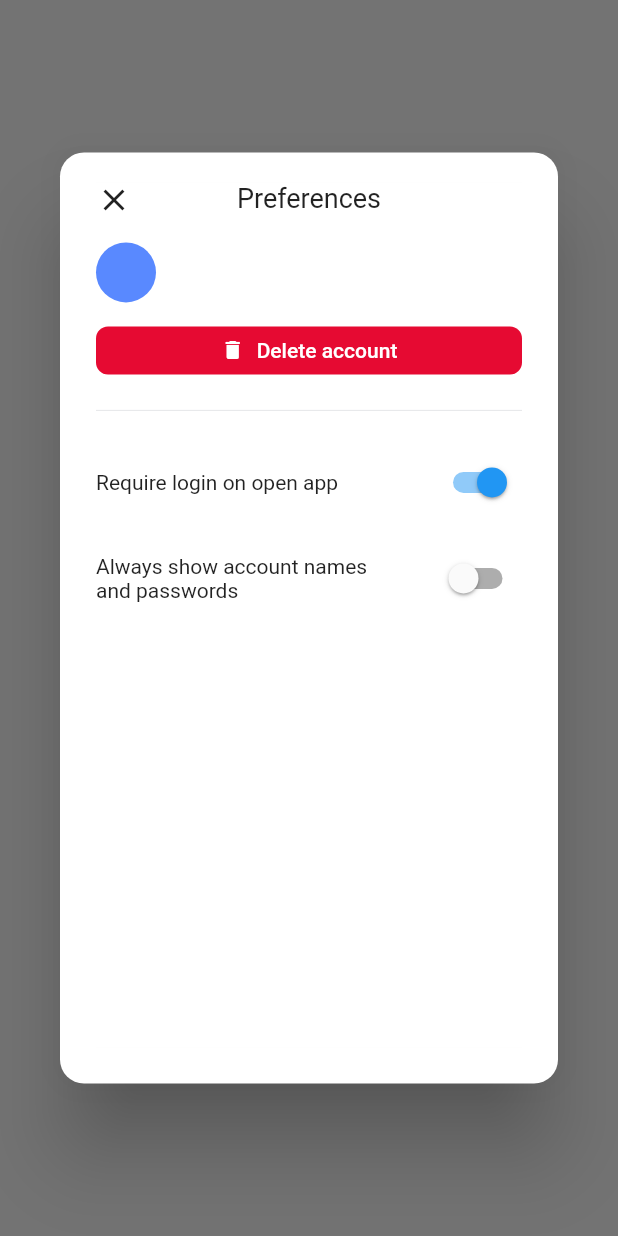
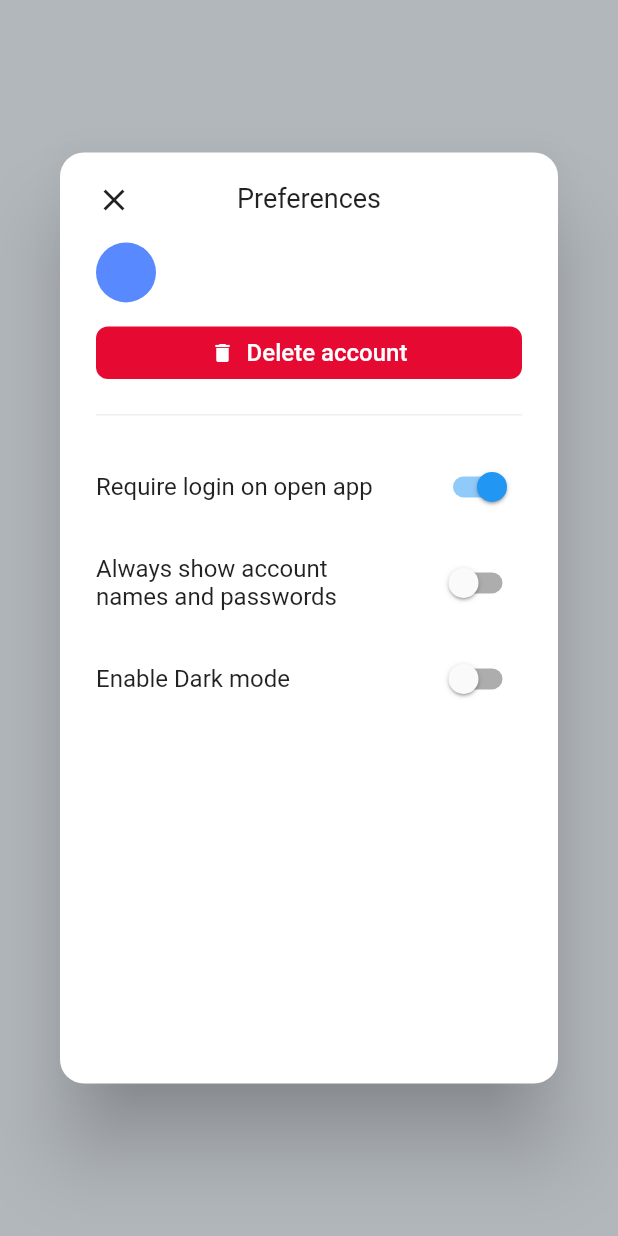
Before and after one commit to ngthailam/flutter_password_saver, a Flutter app: what showPreferencePage() shows on an empty page, opened directly, on a phone screen of 412 x 824 dp. Run offline on Flutter 3.47's test engine with Material 2 defaults, Android fonts, the phone set to English and light mode, and no system bars; our stand-ins replace copy_with_extension, equatable, flutter_bloc, flutter_secure_storage, flutter_slidable, flutter_svg and 7 more; missing offline and left inert: local_auth_platform_interface; accounts and stored records are empty.

Commit message:
Add enable dark mode feature

```diff
--- a/lib/data/datasource/account_preference_local_data_source.dart
+++ b/lib/data/datasource/account_preference_local_data_source.dart
@@ -10,6 +10,8 @@ abstract class AccountPreferenceLocalDataSource {
   Future<void> saveAlwaysShowPassword(bool alwaysShow);
 
   Future<void> deleteAll();
+
+  Future<void> enableDarkMode(bool enable);
 }
 
 @Injectable(as: AccountPreferenceLocalDataSource)
@@ -25,6 +27,9 @@ class AccountPreferenceLocalDataSourceImpl
           sharedPrefs.getBool(AccountPreferenceEntity.keyRequireLogin) ?? true,
       alwaysShowPasswords:
           sharedPrefs.getBool(AccountPreferenceEntity.keyAlwaysShowPasswords) ??
+              false,
+      enableDarkMode:
+          sharedPrefs.getBool(AccountPreferenceEntity.keyEnableDarkMode) ??
               false,
     );
   }
@@ -47,4 +52,11 @@ class AccountPreferenceLocalDataSourceImpl
     final sharedPrefs = await _prefs;
     sharedPrefs.clear();
   }
+
+  @override
+  Future<void> enableDarkMode(bool enable) async {
+    final sharedPrefs = await _prefs;
+    sharedPrefs.setBool(
+        AccountPreferenceEntity.keyEnableDarkMode, enable);
+  }
 }
--- a/lib/domain/model/account_preference.dart
+++ b/lib/domain/model/account_preference.dart
@@ -1,11 +1,13 @@
 import 'package:copy_with_extension/copy_with_extension.dart';
+import 'package:equatable/equatable.dart';
 
 part 'account_preference.g.dart';
 
 @CopyWith()
-class AccountPreference {
+class AccountPreference extends Equatable {
   static const requireLoginDefault = true;
   static const alwaysShowPasswordsDefault = false;
+  static const enableDarkModeDefault = false;
 
   AccountPreference({this.items = defaultPrefItems});
 
@@ -19,6 +21,10 @@ class AccountPreference {
     AccountPreferenceItem(
       name: PreferenceName.alwaysShowPass,
       value: alwaysShowPasswordsDefault,
+    ),
+    AccountPreferenceItem(
+      name: PreferenceName.enableDarkMode,
+      value: enableDarkModeDefault,
     ),
   ];
 
@@ -39,17 +45,27 @@ class AccountPreference {
     final matchingItems = items.where((element) => element.name == name);
     return matchingItems.isEmpty ? null : matchingItems.first;
   }
+
+  @override
+  List<Object?> get props => [items];
 }
 
 enum PreferenceName {
   requirePass,
   alwaysShowPass,
+  enableDarkMode,
 }
 
 @CopyWith()
-class AccountPreferenceItem {
+class AccountPreferenceItem extends Equatable {
   const AccountPreferenceItem({required this.name, this.value});
 
   final PreferenceName name;
   final dynamic value;
+
+  @override
+  List<Object?> get props => [
+    name,
+    value,
+  ];
 }
--- a/lib/main.dart
+++ b/lib/main.dart
@@ -1,6 +1,7 @@
 import 'package:flutter/material.dart';
 import 'package:flutter_password_saver/initializer/hive_initializer.dart';
 import 'package:flutter_password_saver/presentation/page/gateway/gateway_page.dart';
+import 'package:flutter_password_saver/presentation/values/colors.dart';
 import 'package:flutter_password_saver/presentation/widget/hot_restart_widget.dart';
 import 'package:flutter_password_saver/util/app_router.dart';
 import 'package:flutter_svg/svg.dart';
@@ -31,6 +32,9 @@ void main() async {
 class MyApp extends StatefulWidget {
   const MyApp({Key? key}) : super(key: key);
 
+  static final ValueNotifier<ThemeMode> themeNotifier =
+      ValueNotifier(ThemeMode.dark);
+
   @override
   State<MyApp> createState() => _MyAppState();
 }
@@ -48,18 +52,27 @@ class _MyAppState extends State<MyApp> {
   @override
   Widget build(BuildContext context) {
     return HotRestart(
-      child: MaterialApp(
+      child: ValueListenableBuilder<ThemeMode>(
+        valueListenable: MyApp.themeNotifier,
+        builder: (_, currentMode, __) {
+          return MaterialApp(
             debugShowCheckedModeBanner: false,
-        title: 'Title of Application',
+            title: 'Password Saver',
             navigatorObservers: [routeObserver],
             theme: ThemeData(
-          primarySwatch: Colors.blue,
+              primaryColor: AppColors.blue500,
               visualDensity: VisualDensity.adaptivePlatformDensity,
+              scaffoldBackgroundColor: AppColors.white500,
+              brightness: Brightness.light,
             ),
+            darkTheme: ThemeData.dark().copyWith(),
+            themeMode: currentMode,
             onGenerateRoute: (RouteSettings settings) =>
                 AppRouter.generateRoute(settings),
             initialRoute: getInitialRoute(),
             home: const GatewayPage(),
+          );
+        },
       ),
     );
   }
--- a/lib/presentation/page/password/list/password_page.dart
+++ b/lib/presentation/page/password/list/password_page.dart
@@ -120,6 +120,7 @@ class _PasswordPageState extends State<PasswordPage> with RouteAware {
         padding: const EdgeInsets.all(16),
         child: FloatingActionButton(
           backgroundColor: AppColors.blue500,
+          foregroundColor: AppColors.white500,
           child: const Icon(Icons.add),
           onPressed: _goToSavePassword,
         ),
--- a/lib/presentation/page/preferences/bloc/preferences_bloc.dart
+++ b/lib/presentation/page/preferences/bloc/preferences_bloc.dart
@@ -18,45 +18,13 @@ class PreferencesBloc extends Bloc<PreferenceEvent, PreferenceState> {
     this._deleteAccountUseCase,
   ) : super(PreferenceState()) {
     on<PreferenceInitEvent>(_initialize);
-    on<PreferenceSaveRequireLoginEvent>(_saveRequirePassword);
-    on<PreferenceSaveAlwaysShowPasswordEvent>(_saveAlwaysShowPasswords);
+    on<SavePreferenceEvent>(_savePreference);
     on<DeleteAccountEvent>(_deleteAccount);
   }
 
   final AccountPreferenceUseCase _accountPreferenceUseCase;
   final GetCurrentAccountUseCase _getCurrentAccountUseCase;
   final DeleteAccountUseCase _deleteAccountUseCase;
-
-  FutureOr<void> _saveRequirePassword(
-    PreferenceSaveRequireLoginEvent event,
-    Emitter<PreferenceState> emit,
-  ) async {
-    await _accountPreferenceUseCase.saveRequireLogin(event.requirePassOnLogin);
-    emit(
-      state.copyWith(
-        preference: state.preference?.copyWithNewItem(AccountPreferenceItem(
-          name: PreferenceName.requirePass,
-          value: event.requirePassOnLogin,
-        )),
-      ),
-    );
-  }
-
-  FutureOr<void> _saveAlwaysShowPasswords(
-    PreferenceSaveAlwaysShowPasswordEvent event,
-    Emitter<PreferenceState> emit,
-  ) async {
-    await _accountPreferenceUseCase
-        .saveAlwaysShowPassword(event.alwaysShowPasswords);
-    emit(
-      state.copyWith(
-        preference: state.preference?.copyWithNewItem(AccountPreferenceItem(
-          name: PreferenceName.alwaysShowPass,
-          value: event.alwaysShowPasswords,
-        )),
-      ),
-    );
-  }
 
   FutureOr<void> _initialize(
     PreferenceInitEvent event,
@@ -88,4 +56,16 @@ class PreferencesBloc extends Bloc<PreferenceEvent, PreferenceState> {
       emit(state.copyWith(deleteLoadState: LoadState.failure));
     }
   }
+
+  FutureOr<void> _savePreference(
+    SavePreferenceEvent event,
+    Emitter<PreferenceState> emit,
+  ) async {
+    await _accountPreferenceUseCase.saveAccountPreference(
+      name: event.name,
+      value: event.value,
+    );
+    final preferences = await _accountPreferenceUseCase.getAccountPrefs();
+    emit(state.copyWith(preference: preferences));
+  }
 }
--- a/lib/presentation/page/preferences/bloc/preferences_event.dart
+++ b/lib/presentation/page/preferences/bloc/preferences_event.dart
@@ -1,17 +1,14 @@
+import 'package:flutter_password_saver/domain/model/account_preference.dart';
+
 abstract class PreferenceEvent {}
 
 class PreferenceInitEvent extends PreferenceEvent {}
 
-class PreferenceSaveRequireLoginEvent extends PreferenceEvent {
-  PreferenceSaveRequireLoginEvent(this.requirePassOnLogin);
+class SavePreferenceEvent extends PreferenceEvent {
+  SavePreferenceEvent({required this.name, required this.value});
 
-  final bool requirePassOnLogin;
-}
-
-class PreferenceSaveAlwaysShowPasswordEvent extends PreferenceEvent {
-  PreferenceSaveAlwaysShowPasswordEvent(this.alwaysShowPasswords);
-
-  final bool alwaysShowPasswords;
+  final PreferenceName name;
+  final dynamic value;
 }
 
 class DeleteAccountEvent extends PreferenceEvent {}
--- a/lib/presentation/page/preferences/preferences_page.dart
+++ b/lib/presentation/page/preferences/preferences_page.dart
@@ -14,13 +14,16 @@ import 'package:flutter_password_saver/presentation/widget/delete_account_button
 import 'package:flutter_password_saver/presentation/widget/hot_restart_widget.dart';
 import 'package:flutter_password_saver/presentation/widget/loading_indicator.dart';
 import 'package:flutter_password_saver/presentation/widget/platform_switch_widget.dart';
+import 'package:flutter_password_saver/util/theme_util.dart';
 
 Future<void> showPreferencePage(BuildContext context) {
   return showDialog(
     context: context,
     barrierDismissible: true,
+    barrierColor: AppColors.ink300,
     builder: (context) {
       return AlertDialog(
+        backgroundColor: Theme.of(context).scaffoldBackgroundColor,
         shape: RoundedRectangleBorder(borderRadius: BorderRadius.circular(16)),
         content: const PreferencesPage(),
       );
@@ -46,11 +49,10 @@ class _PreferencesPageState extends State<PreferencesPage> {
 
   @override
   Widget build(BuildContext context) {
-    return Material(
-      child: Container(
+    return Container(
       height: MediaQuery.of(context).size.height * 0.7,
       width: MediaQuery.of(context).size.height * 0.9,
-        color: AppColors.white500,
+      color: Theme.of(context).scaffoldBackgroundColor,
       child: BlocProvider(
         create: (context) => _bloc..add(PreferenceInitEvent()),
         child: BlocConsumer<PreferencesBloc, PreferenceState>(
@@ -64,6 +66,14 @@ class _PreferencesPageState extends State<PreferencesPage> {
               if (state.deleteLoadState == LoadState.failure) {
                 context.showErrorSnackBar('Delete failed');
               }
+            }
+
+            final isEnableDarkMode = state.preference?.items
+                .firstWhere(
+                    (element) => element.name == PreferenceName.enableDarkMode)
+                .value as bool;
+            if (isEnableDarkMode != isDarkMode()) {
+              changeThemeMode();
             }
           }),
           builder: (context, state) {
@@ -91,7 +101,6 @@ class _PreferencesPageState extends State<PreferencesPage> {
                 return const SizedBox.shrink();
             }
           },
-          ),
         ),
       ),
     );
@@ -189,6 +198,8 @@ class _PreferencesPageState extends State<PreferencesPage> {
         return const Text('Require login on open app');
       case PreferenceName.alwaysShowPass:
         return const Text('Always show account names and passwords');
+      case PreferenceName.enableDarkMode:
+        return const Text('Enable Dark mode');
       default:
         return const SizedBox.shrink();
     }
@@ -216,16 +227,9 @@ class _PreferencesPageState extends State<PreferencesPage> {
               child: PlatformSwitch(
                 value: prefItem.value as bool,
                 onChanged: (value) {
-                  switch (prefItem.name) {
-                    case PreferenceName.requirePass:
-                      _bloc.add(PreferenceSaveRequireLoginEvent(value));
-                      break;
-                    case PreferenceName.alwaysShowPass:
-                      _bloc.add(PreferenceSaveAlwaysShowPasswordEvent(value));
-                      break;
-                    default:
-                      break;
-                  }
+                  _bloc.add(
+                    SavePreferenceEvent(name: prefItem.name, value: value),
+                  );
                 },
               ),
             ),
--- a/lib/presentation/widget/primary_text_input.dart
+++ b/lib/presentation/widget/primary_text_input.dart
@@ -1,5 +1,6 @@
 import 'package:flutter/material.dart';
 import 'package:flutter_password_saver/presentation/values/colors.dart';
+import 'package:flutter_password_saver/util/theme_util.dart';
 
 class PrimaryTextInput extends StatelessWidget {
   const PrimaryTextInput({
@@ -42,7 +43,9 @@ class PrimaryTextInput extends StatelessWidget {
             prefixIcon: Icon(icon, color: AppColors.blue400),
             hintText: hintText,
             border: InputBorder.none,
-            hintStyle: const TextStyle(color: AppColors.ink300),
+            hintStyle: TextStyle(
+              color: isDarkMode() ? AppColors.white300 : AppColors.ink300,
+            ),
           ),
         ),
       ),
--- a/lib/presentation/widget/search_box_widget.dart
+++ b/lib/presentation/widget/search_box_widget.dart
@@ -1,6 +1,7 @@
 import 'package:flutter/material.dart';
 import 'package:flutter_password_saver/presentation/values/colors.dart';
 import 'package:flutter_password_saver/util/debouncer.dart';
+import 'package:flutter_password_saver/util/theme_util.dart';
 
 class SearchBox extends StatelessWidget {
   SearchBox({
@@ -22,7 +23,7 @@ class SearchBox extends StatelessWidget {
   Widget build(BuildContext context) {
     return Container(
       decoration: BoxDecoration(
-        color: AppColors.ink100,
+        color: isDarkMode() ? AppColors.ink500 : AppColors.ink100,
         borderRadius: BorderRadius.circular(16),
       ),
       margin: margin,
--- /dev/null
+++ b/lib/util/theme_util.dart
@@ -0,0 +1,10 @@
+import 'package:flutter/material.dart';
+import 'package:flutter_password_saver/main.dart';
+
+bool isDarkMode() {
+  return MyApp.themeNotifier.value == ThemeMode.dark;
+}
+
+void changeThemeMode() {
+  MyApp.themeNotifier.value = isDarkMode() ? ThemeMode.light : ThemeMode.dark;
+}
```
Also changed, not shown: lib/data/entity/account_preference_entity.dart (+15 -0 lines), lib/data/repository/account_pref_repo_impl.dart (+14 -7 lines), lib/domain/repository/account_pref_repo.dart (+4 -3 lines), lib/domain/usecase/preference/account_preference_use_case.dart (+8 -6 lines), lib/presentation/page/auth/register/register_page.dart (+11 -5 lines), lib/presentation/page/auth/register/util/password_strength_indicator_widget.dart (+5 -3 lines), lib/presentation/page/auth/register/widget/password_input_page.dart (+7 -8 lines), lib/presentation/page/password/create/password_save_page.dart (+4 -3 lines), 1 other file. Lines whose indentation alone changed are shown as unchanged.
